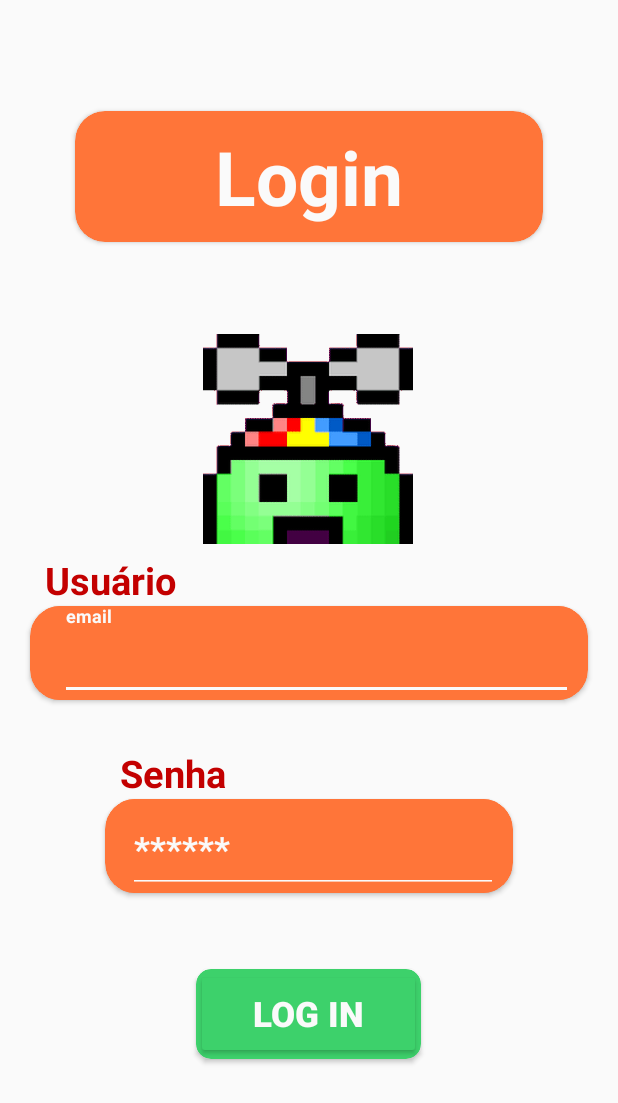
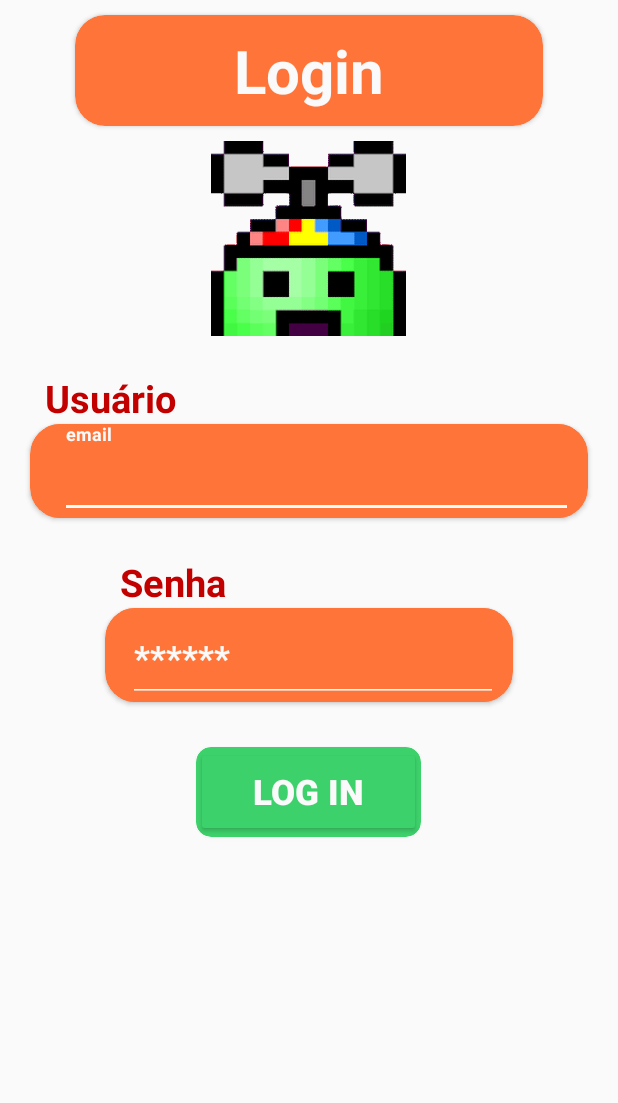
Before and after one commit to erikAntunes/AppFluxoSergipano-release-1.0, an Android app: the screen it shows after launch (LoginActivity), on a phone screen of 412 x 824 dp. Shown: the top 1103 px of the screen. Run offline under Robolectric (Android 15) with nearby library versions, the phone set to English and light mode, and no system bars; libraries missing offline, so code that uses them is left out: cn.pedant; plain views replace GifImageButton; 6 statements that could not run were skipped.

Commit message:
Ajuste de Layout

```diff
--- a/app/build.gradle
+++ b/app/build.gradle
@@ -7,8 +7,8 @@ android {
         applicationId "com.titanz.fluxosergipano"
         minSdkVersion 16
         targetSdkVersion 29
-        versionCode 1
-        versionName "1.0"
+        versionCode 3
+        versionName "3.0"
         testInstrumentationRunner "androidx.test.runner.AndroidJUnitRunner"
     }
     buildTypes {
--- a/app/src/main/java/com/titanz/fluxosergipano/view/LoginActivity.java
+++ b/app/src/main/java/com/titanz/fluxosergipano/view/LoginActivity.java
@@ -67,7 +67,7 @@ public class LoginActivity extends AppCompatActivity {
             //Se não houver nada no campo de email aparecerá essa mensagem
             senhaEditText.setError("Digite uma Senha");
 
-        } if (usuarioEditText.getText().toString().equals("deninho@sergipano")&& senhaEditText.getText().toString().equals("123456")) {
+        } if (usuarioEditText.getText().toString().equals("deninho.sergipano")&& senhaEditText.getText().toString().equals("123456")) {
 
             Intent intent = new Intent(getApplicationContext(), MainActivity.class);
             startActivity(intent);
--- a/app/src/main/res/layout/activity_login.xml
+++ b/app/src/main/res/layout/activity_login.xml
@@ -9,34 +9,36 @@
 
     <pl.droidsonroids.gif.GifImageButton
         android:id="@+id/gif"
-        android:layout_width="140dp"
-        android:layout_height="140dp"
-        android:layout_marginTop="30dp"
+        android:layout_width="130dp"
+        android:layout_height="130dp"
+        android:layout_marginTop="10dp"
         android:background="@drawable/bone_girando"
+        android:elevation="10dp"
         android:scaleType="fitXY"
-        android:elevation="10dp"
         android:visibility="visible"
-        tools:src="@drawable/bone_girando"
         app:layout_constraintBottom_toBottomOf="parent"
         app:layout_constraintEnd_toEndOf="parent"
         app:layout_constraintHorizontal_bias="0.498"
         app:layout_constraintStart_toStartOf="parent"
         app:layout_constraintTop_toBottomOf="@+id/materialCardView"
-        app:layout_constraintVertical_bias="0.064" />
+        app:layout_constraintVertical_bias="0.0"
+        tools:src="@drawable/bone_girando" />
 
     <com.google.android.material.card.MaterialCardView
         android:id="@+id/materialCardView"
         android:layout_width="match_parent"
         android:layout_height="wrap_content"
         android:layout_marginStart="50dp"
+        android:layout_marginTop="10dp"
         android:layout_marginEnd="50dp"
         android:backgroundTint="@color/colorPrimary"
         app:cardCornerRadius="20dp"
         app:layout_constraintBottom_toBottomOf="parent"
         app:layout_constraintEnd_toEndOf="parent"
+        app:layout_constraintHorizontal_bias="1.0"
         app:layout_constraintStart_toStartOf="parent"
         app:layout_constraintTop_toTopOf="parent"
-        app:layout_constraintVertical_bias="0.100000024">
+        app:layout_constraintVertical_bias="0.0">
 
         <TextView
             android:id="@+id/textView2"
@@ -46,7 +48,7 @@
             android:padding="10dp"
             android:text="Login"
             android:textColor="@color/colorWhite"
-            android:textSize="50sp"
+            android:textSize="40sp"
             android:textStyle="bold" />
 
     </com.google.android.material.card.MaterialCardView>
@@ -55,8 +57,8 @@
         android:id="@+id/materialCardView1"
         android:layout_width="match_parent"
         android:layout_height="wrap_content"
-        android:layout_marginTop="20dp"
         android:layout_marginStart="20dp"
+        android:layout_marginTop="30dp"
         android:layout_marginEnd="20dp"
         android:backgroundTint="@color/colorPrimary"
         app:cardCornerRadius="20dp"
@@ -98,14 +100,15 @@
         android:layout_width="match_parent"
         android:layout_height="wrap_content"
         android:layout_marginStart="70dp"
+        android:layout_marginTop="60dp"
         android:layout_marginEnd="70dp"
+        android:backgroundTint="@color/colorPrimary"
         app:cardCornerRadius="20dp"
-        android:backgroundTint="@color/colorPrimary"
         app:layout_constraintBottom_toBottomOf="parent"
         app:layout_constraintEnd_toEndOf="parent"
         app:layout_constraintStart_toStartOf="parent"
         app:layout_constraintTop_toBottomOf="@+id/materialCardView1"
-        app:layout_constraintVertical_bias="0.224">
+        app:layout_constraintVertical_bias="0.0">
 
 
         <com.google.android.material.textfield.TextInputLayout
@@ -113,23 +116,23 @@
             android:layout_height="wrap_content"
             android:layout_marginStart="10dp"
             android:layout_marginEnd="10dp"
-            android:textColorHint="@color/colorWhite"
-            android:background="@color/colorPrimary">
+            android:background="@color/colorPrimary"
+            android:textColorHint="@color/colorWhite">
 
             <com.google.android.material.textfield.TextInputEditText
                 android:id="@+id/login_senha_TextInput_id"
                 android:layout_width="match_parent"
                 android:layout_height="wrap_content"
                 android:layout_marginStart="5dp"
+                android:layout_marginLeft="10dp"
+                android:backgroundTint="@color/colorWhite"
+                android:gravity="left"
+                android:hint="******"
                 android:inputType="numberPassword"
-                android:layout_marginLeft="10dp"
-                android:gravity="left"
-                android:textStyle="bold"
-                android:hint="******"
-                android:backgroundTint="@color/colorWhite"
+                android:textColor="@color/colorWhite"
+                android:textColorHint="@color/colorWhite"
                 android:textSize="23sp"
-                android:textColor="@color/colorWhite"
-                android:textColorHint="@color/colorWhite"/>
+                android:textStyle="bold" />
         </com.google.android.material.textfield.TextInputLayout>
     </com.google.android.material.card.MaterialCardView>
 
@@ -162,6 +165,7 @@
     <com.google.android.material.card.MaterialCardView
         android:layout_width="wrap_content"
         android:layout_height="wrap_content"
+        android:layout_marginTop="30dp"
         android:backgroundTint="@color/colorGreen"
         app:cardCornerRadius="10dp"
         app:layout_constraintBottom_toBottomOf="parent"
@@ -169,7 +173,7 @@
         app:layout_constraintHorizontal_bias="0.498"
         app:layout_constraintStart_toStartOf="parent"
         app:layout_constraintTop_toBottomOf="@+id/materialCardView2"
-        app:layout_constraintVertical_bias="0.3">
+        app:layout_constraintVertical_bias="0.0">
 
 
         <Button
```
Also changed, not shown: app/src/main/res/layout/activity_entrada_total.xml (+8 -4 lines), app/src/main/res/layout/activity_saida_total.xml (+7 -4 lines), app/src/main/res/layout/fragment_entrada.xml (+4 -3 lines), app/src/main/res/layout/fragment_saida.xml (+4 -3 lines), 1 other file.
